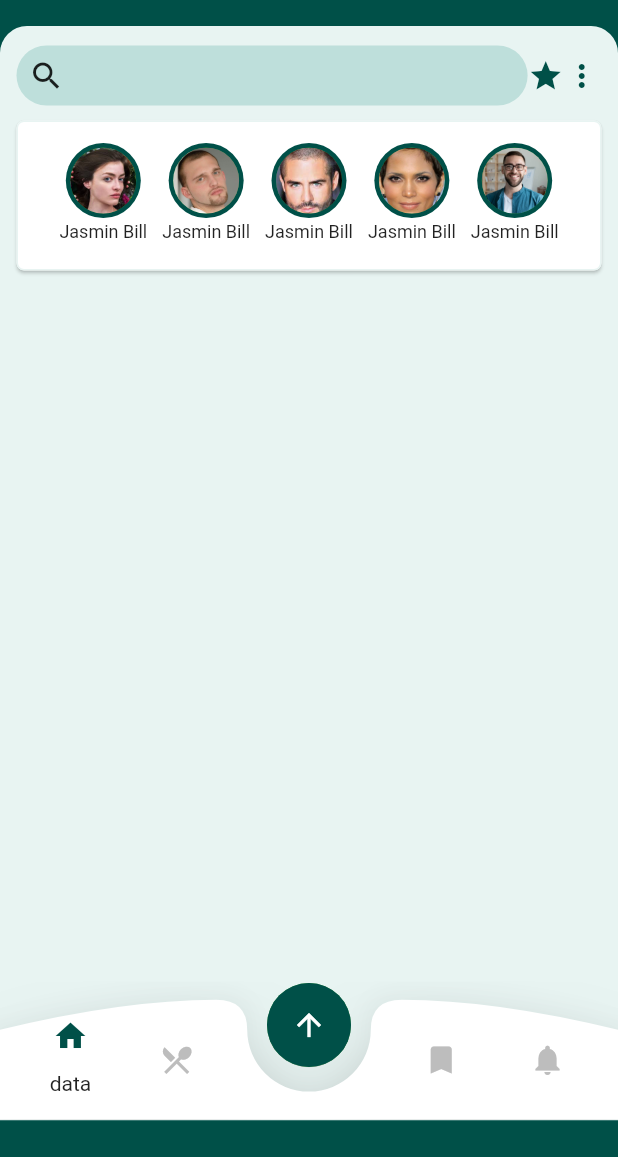
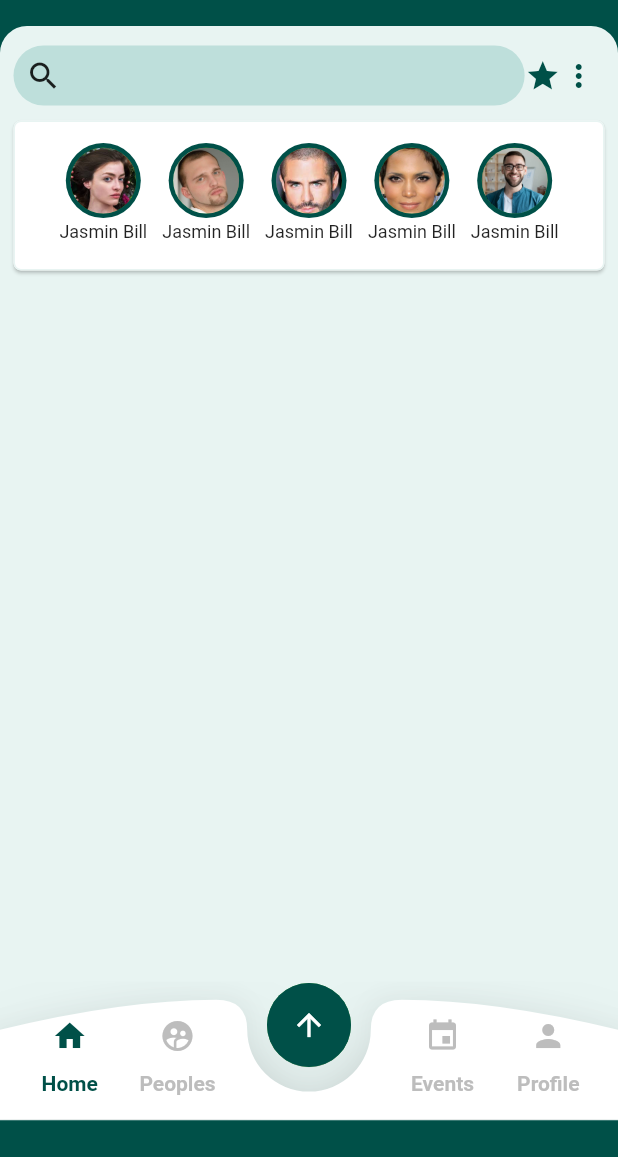
Before and after one commit to Osama-Gamal/Chat-App, a Flutter app: the screen it shows after launch, after a tap on the "home" icon, on a phone screen of 412 x 824 dp, the part 79-1236 px from its top. Run offline on Flutter 3.47's test engine with Material 2 defaults, Android fonts, the phone set to English and light mode, and no system bars; our stand-ins replace cloud_firestore, firebase_auth, firebase_core, introduction_screen, modal_progress_hud_nsn, percent_indicator; missing offline and left inert: country_pickers, matrix4_transform; accounts and stored records are empty.

Commit message:
modifiy custom bottom nav bar

```diff
--- a/lib/screens/MainScreen.dart
+++ b/lib/screens/MainScreen.dart
@@ -104,8 +104,8 @@ class _HomeScreenState extends State<HomeScreen> with TickerProviderStateMixin {
                             topRight: Radius.circular(18)),
                       ),
                       child: Container(
-                        margin: EdgeInsets.only(top: 12),
-                        child: ChatsPage(),
+                        margin: const EdgeInsets.only(top: 12),
+                        child: const ChatsPage(),
                       )),
                   BottomNavDrawer(),
                 ],
--- a/lib/widgets/BottomNavDrawer.dart
+++ b/lib/widgets/BottomNavDrawer.dart
@@ -11,14 +11,15 @@ class BottomNavDrawer extends StatefulWidget {
 class _BottomNavDrawerState extends State<BottomNavDrawer> {
   bool _expanded = true;
   int currentIndex = 0;
+
+  setBottomBarIndex(index) {
+    setState(() {
+      currentIndex = index;
+    });
+  }
+
   @override
   Widget build(BuildContext context) {
-    setBottomBarIndex(index) {
-      setState(() {
-        currentIndex = index;
-      });
-    }
-
     final Size size = MediaQuery.of(context).size;
 
     return Column(
@@ -62,62 +63,20 @@ class _BottomNavDrawerState extends State<BottomNavDrawer> {
                                   ])),
                               child: const Icon(Icons.arrow_upward))),
                     ),
-                    Container(
+                    SizedBox(
                       width: size.width,
                       height: 80,
                       child: Row(
                         mainAxisAlignment: MainAxisAlignment.spaceEvenly,
                         children: [
-                          Column(
-                            children: [
-                              IconButton(
-                                icon: Icon(
-                                  Icons.home,
-                                  color: currentIndex == 0
-                                      ? const Color.fromARGB(255, 0, 80, 72)
-                                      : Colors.grey.shade400,
-                                ),
-                                onPressed: () {
-                                  setBottomBarIndex(0);
-                                },
-                                splashColor: Colors.white,
-                              ),
-                              Text("data"),
-                            ],
-                          ),
-                          IconButton(
-                              icon: Icon(
-                                Icons.restaurant_menu,
-                                color: currentIndex == 1
-                                    ? const Color.fromARGB(255, 0, 80, 72)
-                                    : Colors.grey.shade400,
-                              ),
-                              onPressed: () {
-                                setBottomBarIndex(1);
-                              }),
+                          drawerItem('Home', Icons.home, 0),
+                          drawerItem(
+                              'Peoples', Icons.supervised_user_circle, 1),
                           Container(
                             width: size.width * 0.20,
                           ),
-                          IconButton(
-                              icon: Icon(
-                                Icons.bookmark,
-                                color: currentIndex == 2
-                                    ? const Color.fromARGB(255, 0, 80, 72)
-                                    : Colors.grey.shade400,
-                              ),
-                              onPressed: () {
-                                setBottomBarIndex(2);
-                              }),
-                          IconButton(
-                              icon: Icon(
-                                Icons.notifications,
-                                color: currentIndex == 3
-                                    ? const Color.fromARGB(255, 0, 80, 72)
-                                    : Colors.grey.shade400,
-                              ),
-                              onPressed: () {
-                                setBottomBarIndex(3);
-                              }),
+                          drawerItem('Events', Icons.event, 2),
+                          drawerItem('Profile', Icons.person, 3),
                         ],
                       ),
                     ),
@@ -136,6 +95,34 @@ class _BottomNavDrawerState extends State<BottomNavDrawer> {
                 )
               ],
             ),
+          ),
+        ),
+      ],
+    );
+  }
+
+  Column drawerItem(String itemTxt, IconData itemIcon, int bottomIndex) {
+    return Column(
+      children: [
+        IconButton(
+          icon: Icon(
+            itemIcon,
+            color: currentIndex == bottomIndex
+                ? const Color.fromARGB(255, 0, 80, 72)
+                : Colors.grey.shade400,
+          ),
+          onPressed: () {
+            setBottomBarIndex(bottomIndex);
+          },
+          splashColor: Colors.white,
+        ),
+        Text(
+          itemTxt,
+          style: TextStyle(
+            color: currentIndex == bottomIndex
+                ? const Color.fromARGB(255, 0, 80, 72)
+                : Colors.grey.shade400,
+            fontWeight: FontWeight.bold,
           ),
         ),
       ],
```
Also changed, not shown: lib/pages/ChatsPage.dart (+26 -10 lines).
